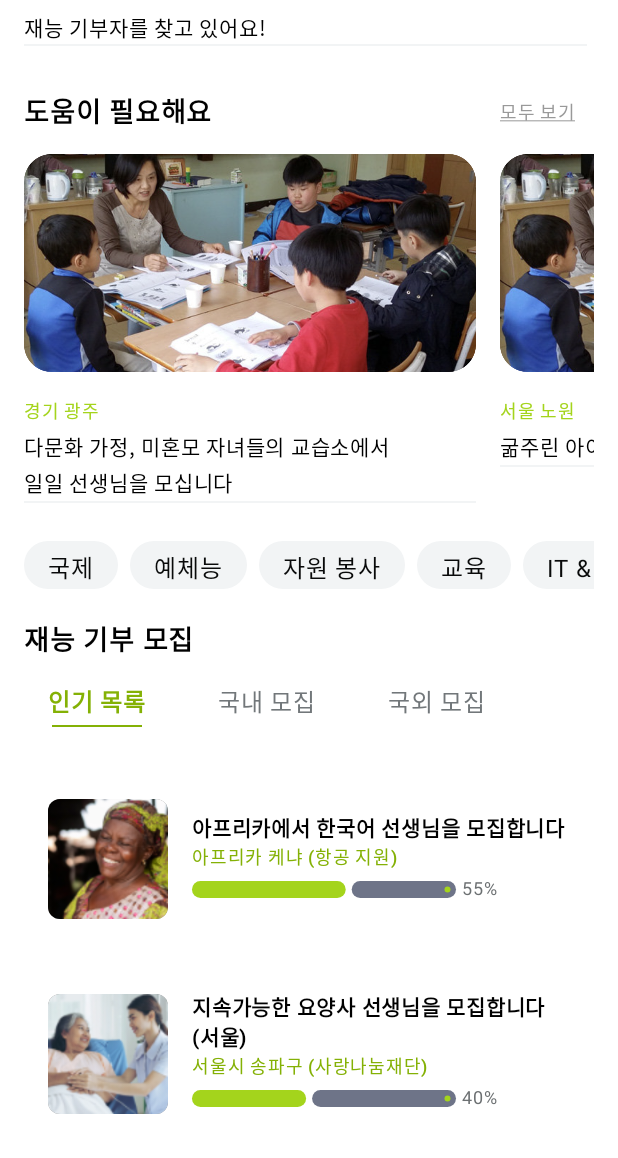
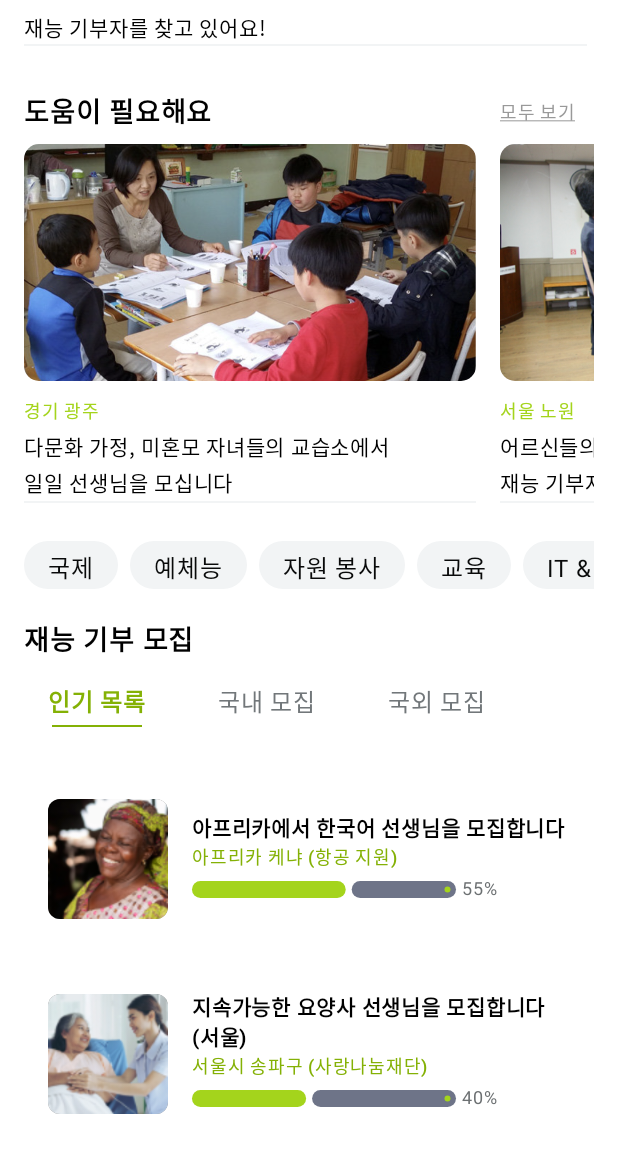
Before and after one commit to Welling-HCI-Team5/Welling_Android, an Android app built with Jetpack Compose: the @Preview function Ability_DefaultPreview, on a phone screen of 412 x 824 dp, the part 78-1236 px from its top. Run offline under Robolectric (Android 15) with nearby library versions, the phone set to English and light mode, and no system bars; Roboto replaces fonts that are not available here.

Commit message:
design: 재능 기부 화면에 내용 추가

```diff
--- a/app/src/main/java/com/example/welling/screen/Ability_Donation_Screen.kt
+++ b/app/src/main/java/com/example/welling/screen/Ability_Donation_Screen.kt
@@ -29,6 +29,7 @@ import androidx.compose.ui.Alignment
 import androidx.compose.ui.Modifier
 import androidx.compose.ui.draw.clip
 import androidx.compose.ui.graphics.Color
+import androidx.compose.ui.layout.ContentScale
 import androidx.compose.ui.res.painterResource
 import androidx.compose.ui.text.font.FontWeight
 import androidx.compose.ui.text.style.TextAlign
@@ -236,17 +237,59 @@ fun Ability_NeedHelp(navController: NavController) {
         ) {
             Ability_Component(
                 navController = navController,
-                imageRes = R.drawable.img_article,
+                imageRes = R.drawable.ability_world,
                 location = "경기 광주",
                 title = "다문화 가정, 미혼모 자녀들의 교습소에서\n일일 선생님을 모십니다",
-                description = "경기 광주 기사~~~~~~~~"
+                description = "안녕하세요, 저희는 다문화 가정과 미혼모 자녀들을 위한 교습소에서 일일 선생님으로 함께할 재능 기부자를 모집하고 있습니다.\n" +
+                        "\n" +
+                        "우리 교습소에서는 다양한 배경을 가진 아이들이 모여 꿈을 키워가고 있습니다. 하지만 이 아이들은 여전히 많은 교육적 지원이 필요합니다. 여러분의 소중한 재능과 시간을 통해 이 아이들에게 희망과 배움의 기회를 제공해 주실 수 있습니다.\n" +
+                        "\n" +
+                        "모집 분야는 다음과 같습니다:\n" +
+                        "\n" +
+                        "학습 지도 (국어, 수학, 영어 등)\n" +
+                        "예술 활동 (미술, 음악, 춤 등)\n" +
+                        "체육 활동 (축구, 농구, 체조 등)\n" +
+                        "창의적 활동 (과학 실험, 만들기 등)\n" +
+                        "재능 기부자의 자격 조건은 다음과 같습니다:\n" +
+                        "\n" +
+                        "아이들을 사랑하고, 교육에 열정이 있는 분\n" +
+                        "주 1회 이상, 최소 2시간의 시간을 내실 수 있는 분\n" +
+                        "해당 분야에 전문 지식이나 경험이 있으신 분\n" +
+                        "재능 기부를 통해 아이들에게 밝은 미래를 선물해 주세요. 여러분의 작은 나눔이 큰 변화를 만들어낼 수 있습니다. 참여를 원하시는 분들은 아래 연락처로 문의해 주시기 바랍니다.\n" +
+                        "\n" +
+                        "문의 및 신청:\n" +
+                        "이메일: volunteer@teachhope.org\n" +
+                        "전화: 010-1234-5678\n" +
+                        "\n" +
+                        "많은 관심과 참여 부탁드립니다."
             )
             Ability_Component(
                 navController = navController,
-                imageRes = R.drawable.img_article,
+                imageRes = R.drawable.ability_senior,
                 location = "서울 노원",
-                title = "굶주린 아이들을 위해 후원 바랍니다",
-                description = "서울 노원 기사~~~~~~~~"
+                title = "어르신들의 행복한 하루를 위해,\n재능 기부자를 모집합니다",
+                description = "안녕하세요, 저희는 지역 사회의 어르신들이 더욱 풍요로운 일상을 보낼 수 있도록 다양한 프로그램을 운영하고 있는 복지센터입니다. 어르신들의 삶에 활력을 불어넣어 주실 재능 기부자분들을 모집하고 있습니다.\n" +
+                        "\n" +
+                        "어르신들은 다양한 이유로 사회와 단절되어 외로움을 느끼며 지내고 계십니다. 여러분의 따뜻한 마음과 재능이 어르신들에게 큰 힘과 위로가 될 수 있습니다. 여러분의 작은 나눔이 어르신들의 삶에 큰 변화를 가져올 것입니다.\n" +
+                        "\n" +
+                        "모집 분야는 다음과 같습니다:\n" +
+                        "\n" +
+                        "건강 체조 및 운동 지도: 간단한 체조나 스트레칭, 건강 운동을 통해 어르신들의 신체 건강을 돕는 프로그램\n" +
+                        "취미 활동 지도: 미술, 공예, 음악, 가드닝 등 다양한 취미 활동을 통해 어르신들이 즐거운 시간을 보낼 수 있도록 돕는 프로그램\n" +
+                        "IT 교육: 스마트폰, 컴퓨터 사용법 등 디지털 기기 활용법을 가르쳐 어르신들이 새로운 세상과 소통할 수 있도록 돕는 프로그램\n" +
+                        "문화 교류: 다양한 문화 프로그램(전통 예술, 영화 감상, 독서 모임 등)을 통해 어르신들의 정서적 안정과 즐거움을 제공하는 프로그램\n" +
+                        "재능 기부자의 자격 조건은 다음과 같습니다:\n" +
+                        "\n" +
+                        "어르신들을 사랑하고, 그들의 이야기에 귀 기울일 수 있는 분\n" +
+                        "주 1회 이상, 최소 2시간의 시간을 내실 수 있는 분\n" +
+                        "해당 분야에 전문 지식이나 경험이 있으신 분\n" +
+                        "재능 기부를 통해 어르신들의 삶에 새로운 활력을 불어넣어 주세요. 여러분의 따뜻한 손길이 어르신들에게 큰 위로와 기쁨이 될 것입니다. 참여를 원하시는 분들은 아래 연락처로 문의해 주시기 바랍니다.\n" +
+                        "\n" +
+                        "문의 및 신청:\n" +
+                        "이메일: volunteer@elderjoy.org\n" +
+                        "전화: 010-9876-5432\n" +
+                        "\n" +
+                        "많은 관심과 참여 부탁드립니다."
             )
         }
     }
@@ -359,6 +402,7 @@ fun Ability_Component(
         Image(
             painter = painterResource(imageRes),
             contentDescription = null,
+            contentScale = ContentScale.FillWidth,
             modifier = Modifier
                 .fillMaxWidth()
                 .height(158.dp)
--- a/app/src/main/java/com/example/welling/screen/DonationDetailScreen.kt
+++ b/app/src/main/java/com/example/welling/screen/DonationDetailScreen.kt
@@ -30,6 +30,7 @@ import androidx.compose.ui.Alignment
 import androidx.compose.ui.Modifier
 import androidx.compose.ui.draw.clip
 import androidx.compose.ui.graphics.drawscope.Stroke
+import androidx.compose.ui.layout.ContentScale
 import androidx.compose.ui.platform.LocalContext
 import androidx.compose.ui.res.colorResource
 import androidx.compose.ui.res.painterResource
@@ -92,6 +93,7 @@ fun DonationDetailScreen(
                 Image(
                     painter = painterResource(id = donationImgId),
                     contentDescription = "기부 상세 화면 이미지",
+                    contentScale = ContentScale.FillWidth,
                     modifier = Modifier
                         .fillMaxWidth()
                         .clip(RoundedCornerShape(10.dp))
```
Also changed, not shown: app/src/main/res/drawable/ability_senior.jpeg (added), app/src/main/res/drawable/ability_world.png (added), app/src/main/res/drawable/img_article.png (deleted).
